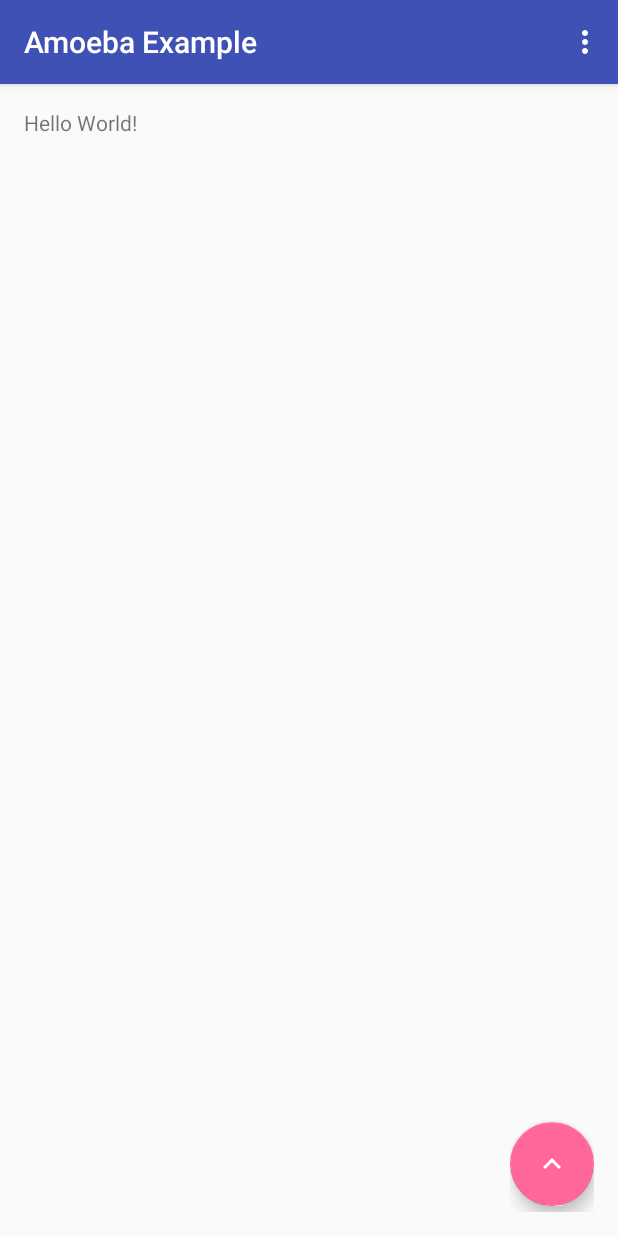
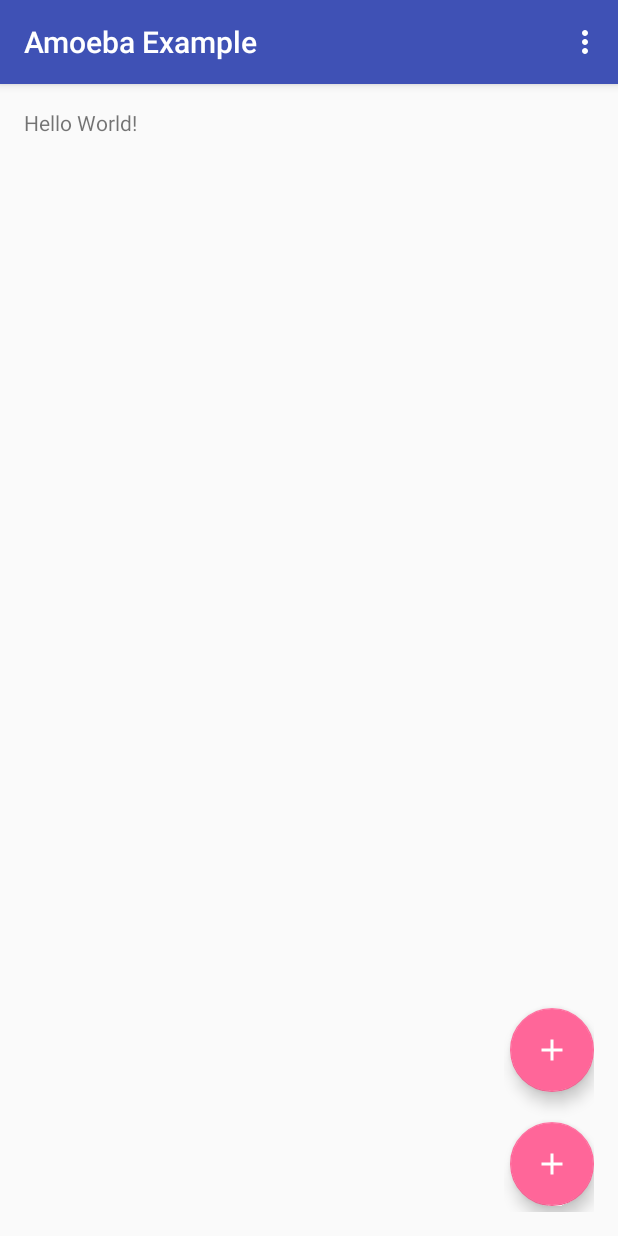
Before and after one commit to SriramBms/Amoeba, an Android app: the screen it shows after launch (MainActivity), on a phone screen of 412 x 824 dp. Run offline under Robolectric (Android 15) with nearby library versions, the phone set to English and light mode, and no system bars.

Commit message:
added measures and layouts

```diff
--- a/amoeba/src/main/java/com/eo5/amoeba/utils/Constants.java
+++ b/amoeba/src/main/java/com/eo5/amoeba/utils/Constants.java
@@ -8,6 +8,7 @@ import com.eo5.amoeba.R;
  */
 public class Constants {
     public static final String TAG = "Amoeba";
+    public static final boolean TEST_MODE = true;
     public final static float DEFAULT_ELEVATION = 2.0f;
     public final static boolean DEFAULT_DOES_PULSE = false;
     public final static int DEFAULT_FISSION_DIRECTION = Fission.UP;
@@ -15,5 +16,5 @@ public class Constants {
     public final static float ROTATION_BEFORE_FISSION = 0f;
     public final static float ROTATION_AFTER_FISSION = 180f;
     public final static int MIN_MARGIN = 16;
-    public final static int DEFAULT_ICON = R.drawable.ic_plus;
+    public final static int DEFAULT_ICON = R.drawable.ic_arrow_down;
 }
--- a/amoeba/src/main/java/com/eo5/amoeba/views/FissionColony.java
+++ b/amoeba/src/main/java/com/eo5/amoeba/views/FissionColony.java
@@ -3,13 +3,13 @@ package com.eo5.amoeba.views;
 
 import android.content.Context;
 import android.content.res.TypedArray;
-import android.graphics.drawable.Drawable;
 import android.support.design.widget.FloatingActionButton;
-import android.support.design.widget.Snackbar;
 import android.util.AttributeSet;
 import android.util.TypedValue;
 import android.view.View;
 import android.view.ViewGroup;
+import android.view.animation.Animation;
+import android.view.animation.AnimationUtils;
 
 import com.eo5.amoeba.R;
 import com.eo5.amoeba.utils.Constants;
@@ -24,11 +24,21 @@ public class FissionColony extends ViewGroup{
     private boolean mDoesPulse;
     private int mButtonColor;
     private int mMainButtonIconRes;
-    private FloatingActionButton mMainButton;
+    private FissionButton mMainButton;
+    private FloatingActionButton mTestButton;
+    private boolean isExpanded=false;
 
     //layout params
     private int mMainButtonY;
     private int mMainButtonX;
+    private int mMainButtonWidth;
+    private int mMainButtonHeight;
+    private int mShadowRadiusDelta;
+    private int mButtonSpacing;
+
+
+    //animation params
+    private Animation mExpandAnim, mCollapseAnim;
 
 
     public FissionColony(Context context){
@@ -47,52 +57,104 @@ public class FissionColony extends ViewGroup{
     }
 
     private void init(AttributeSet attrs){
+        setAnimationParams();
         final TypedArray a = mContext.obtainStyledAttributes(attrs, R.styleable.FissionButton);
         mCanReplicate = a.getBoolean(R.styleable.FissionButton_fb_enable_fission, false);
         mButtonDepth = a.getDimension(R.styleable.FissionButton_fb_elevation, Constants.DEFAULT_ELEVATION);
         mDoesPulse = a.getBoolean(R.styleable.FissionButton_fb_pulse, Constants.DEFAULT_DOES_PULSE);
-        mMainButtonIconRes = a.getInt(R.styleable.FissionButton_fb_icon, Constants.DEFAULT_ICON);
+        mMainButtonIconRes = attrs.getAttributeResourceValue("http://schemas.android.com/apk/res/android", "src", Constants.DEFAULT_ICON);
         a.recycle();
         //create main button
         TypedValue v = new TypedValue();
         mContext.getTheme().resolveAttribute(R.attr.colorAccent, v, true);
         mButtonColor = v.data;
-        mMainButton = new FloatingActionButton(mContext);
+        mMainButton = new FissionButton(mContext);
         //mMainButton.setBackground(getResources().getDrawable(mMainButtonIconRes));
         mMainButton.setImageResource(mMainButtonIconRes);
         mMainButton.setElevation(mButtonDepth);
-        mMainButton.setId(R.id.fission_button_main);
-        mMainButton.setOnClickListener(new OnClickListener() {
+        mMainButton.setId(R.id.fission_button);
+        mMainButton.setAction(new OnClickListener() {
             @Override
             public void onClick(View v) {
-
+                toggle();
             }
         });
+
+
         addView(mMainButton, super.generateDefaultLayoutParams());
+
+        //create test button
+        if(Constants.TEST_MODE) {
+            mTestButton = new FloatingActionButton(mContext);
+            mTestButton.setImageResource(mMainButtonIconRes);
+            mTestButton.setId(R.id.fission_button_test);
+            mTestButton.setElevation(mButtonDepth);
+            mTestButton.setOnClickListener(new OnClickListener() {
+                @Override
+                public void onClick(View v) {
+                    mTestButton.setImageResource(R.drawable.ic_arrow_down);
+                }
+            });
+
+            addView(mTestButton, super.generateDefaultLayoutParams());
+        }else{
+
+        }
+
+
 
 
     }
 
 
+    private void toggle(){
+        isExpanded = !isExpanded;
+        if(isExpanded) {
+            mMainButton.startAnimation(mExpandAnim);
+        }else{
+            mMainButton.startAnimation(mCollapseAnim);
+        }
+    }
 
+
+
+    private void setAnimationParams(){
+        mExpandAnim = AnimationUtils.loadAnimation(getContext(), R.anim.expand_rotator);
+        mCollapseAnim = AnimationUtils.loadAnimation(getContext(), R.anim.collapse_rotator);
+    }
+
+    public void setFissionButtonAnims(Animation expandAnimation, Animation collapseAnimation){
+        mExpandAnim = expandAnimation;
+        mCollapseAnim = collapseAnimation;
+    }
 
     @Override
     protected void onLayout(boolean changed, int l, int t, int r, int b) {
-        mMainButtonY = b - t - mMainButton.getMeasuredHeight()-(int)getResources().getDimension(R.dimen.button_shadow_width);
-        mMainButtonX = r - l - mMainButton.getMeasuredWidth();
-        mMainButton.layout(mMainButtonX, mMainButtonY, mMainButtonX+mMainButton.getMeasuredWidth(), mMainButtonY+mMainButton.getMeasuredHeight());
+        mMainButtonY = b - t - mMainButtonHeight - mShadowRadiusDelta;
+        mMainButtonX = r - l - mMainButtonWidth;
+        mMainButton.layout(mMainButtonX, mMainButtonY, mMainButtonX+mMainButtonWidth, mMainButtonY+mMainButtonHeight);
 
+        if(Constants.TEST_MODE){
+            int mTestButtonY = mMainButtonY - mTestButton.getMeasuredHeight() - mShadowRadiusDelta
+                    - mButtonSpacing;
+            int mTestButtonX = mMainButtonX;
+            mTestButton.layout(mTestButtonX, mTestButtonY, mTestButtonX + mTestButton.getMeasuredWidth(), mTestButtonY + mTestButton.getMeasuredHeight());
+        }
     }
 
     @Override
     protected  void onMeasure(int widthMeasureSpec, int heightMeasureSpec){
         measureChildren(widthMeasureSpec, heightMeasureSpec);
-
-
         View mainButton = getChildAt(0);
-        int height = mainButton.getMeasuredHeight() + (int)getResources().getDimension(R.dimen.button_spacing) + (int)getResources().getDimension(R.dimen.button_shadow_width);
-        int width = mainButton.getMeasuredWidth();
-
+        mMainButtonWidth = mainButton.getMeasuredWidth();
+        mMainButtonHeight = mainButton.getMeasuredHeight();
+        mShadowRadiusDelta = (int)getResources().getDimension(R.dimen.button_shadow_width);
+        mButtonSpacing = (int)getResources().getDimension(R.dimen.button_spacing);
+        int height = mMainButtonHeight + mShadowRadiusDelta + mButtonSpacing;
+        int width = mMainButtonWidth + mShadowRadiusDelta;
+        if(Constants.TEST_MODE){
+            height += mTestButton.getMeasuredHeight() + mButtonSpacing + mShadowRadiusDelta;
+        }
         setMeasuredDimension(width, height);
 
 
--- /dev/null
+++ b/amoeba/src/main/res/anim/collapse_rotator.xml
@@ -0,0 +1,11 @@
+<?xml version="1.0" encoding="utf-8"?>
+<rotate xmlns:android="http://schemas.android.com/apk/res/android"
+    android:fromDegrees="180"
+    android:toDegrees="0"
+    android:pivotX="50%"
+    android:pivotY="50%"
+    android:duration="200"
+    android:fillAfter="true"
+    android:interpolator="@android:anim/overshoot_interpolator" android:tension="0.5">
+
+</rotate>
--- /dev/null
+++ b/amoeba/src/main/res/anim/expand_rotator.xml
@@ -0,0 +1,10 @@
+<?xml version="1.0" encoding="utf-8"?>
+<rotate xmlns:android="http://schemas.android.com/apk/res/android"
+    android:fromDegrees="0"
+    android:toDegrees="180"
+    android:pivotX="50%"
+    android:pivotY="50%"
+    android:duration="200"
+    android:fillAfter="true"
+    android:interpolator="@android:anim/overshoot_interpolator" android:tension="0.5">
+</rotate>
--- a/amoeba/src/main/res/drawable/ic_plus.xml
+++ b/amoeba/src/main/res/drawable/ic_arrow_down.xml
@@ -4,6 +4,6 @@
         android:viewportWidth="24.0"
         android:viewportHeight="24.0">
     <path
-        android:fillColor="#FFffffff"
-        android:pathData="M7.41,15.41L12,10.83l4.59,4.58L18,14l-6,-6 -6,6z"/>
+        android:fillColor="#ffffffff"
+        android:pathData="M7.41,7.84L12,12.42l4.59,-4.58L18,9.25l-6,6 -6,-6z"/>
 </vector>
--- /dev/null
+++ b/amoeba/src/main/res/drawable/ic_arrow_down_big.xml
@@ -0,0 +1,4 @@
+<vector android:height="36dp" android:viewportHeight="24.0"
+    android:viewportWidth="24.0" android:width="36dp" xmlns:android="http://schemas.android.com/apk/res/android">
+    <path android:fillColor="#FF000000" android:pathData="M7.41,7.84L12,12.42l4.59,-4.58L18,9.25l-6,6 -6,-6z"/>
+</vector>
--- a/amoeba/src/main/res/values/attrs.xml
+++ b/amoeba/src/main/res/values/attrs.xml
@@ -4,7 +4,7 @@
         <attr name="fb_elevation" format="dimension" />
         <attr name="fb_pulse" format="boolean"/>
         <attr name="fb_enable_fission" format="boolean"/>
-        <attr name="fb_icon" format="integer"/>
+        <attr name="fb_icon" format="reference"/>
         <attr name="fb_direction" format="integer">
             <enum name="up" value="1"/>
             <enum name="down" value="2"/>
--- a/amoeba/src/main/res/values/dimens.xml
+++ b/amoeba/src/main/res/values/dimens.xml
@@ -1,6 +1,6 @@
 <?xml version="1.0" encoding="utf-8"?>
 <resources>
     <dimen name="default_elevation">2dp</dimen>
-    <dimen name="button_spacing">5dp</dimen>
+    <dimen name="button_spacing">16dp</dimen>
     <dimen name="button_shadow_width">4dp</dimen>
 </resources>
--- a/amoeba/src/main/res/values/id.xml
+++ b/amoeba/src/main/res/values/id.xml
@@ -1,4 +1,5 @@
 <?xml version="1.0" encoding="utf-8"?>
 <resources>
-    <item name="fission_button_main" type="id"/>
+    <item name="fission_button" type="id"/>
+    <item name="fission_button_test" type="id"/>
 </resources>
--- a/app/src/main/java/com/eo5/amoebaexample/MainActivity.java
+++ b/app/src/main/java/com/eo5/amoebaexample/MainActivity.java
@@ -8,6 +8,9 @@ import android.support.v7.widget.Toolbar;
 import android.view.View;
 import android.view.Menu;
 import android.view.MenuItem;
+import android.view.animation.AnimationUtils;
+
+import com.eo5.amoeba.views.FissionColony;
 
 public class MainActivity extends AppCompatActivity {
 
@@ -18,7 +21,7 @@ public class MainActivity extends AppCompatActivity {
         Toolbar toolbar = (Toolbar) findViewById(R.id.toolbar);
         setSupportActionBar(toolbar);
 
-        FloatingActionButton fab = (FloatingActionButton) findViewById(R.id.fission_button_main);
+        FloatingActionButton fab = (FloatingActionButton) findViewById(R.id.fission_button);
         fab.setOnClickListener(new View.OnClickListener() {
             @Override
             public void onClick(View view) {
@@ -28,6 +31,8 @@ public class MainActivity extends AppCompatActivity {
         });
 
         fab.setRippleColor(getResources().getColor(R.color.colorRipple));
+        FissionColony fc = (FissionColony)findViewById(R.id.fab);
+        fc.setFissionButtonAnims(AnimationUtils.loadAnimation(this, R.anim.expand_rotator), AnimationUtils.loadAnimation(this, R.anim.collapse_rotator));
     }
 
     @Override
--- /dev/null
+++ b/app/src/main/res/anim/collapse_rotator.xml
@@ -0,0 +1,11 @@
+<?xml version="1.0" encoding="utf-8"?>
+<rotate xmlns:android="http://schemas.android.com/apk/res/android"
+    android:fromDegrees="45"
+    android:toDegrees="0"
+    android:pivotX="50%"
+    android:pivotY="50%"
+    android:duration="200"
+    android:fillAfter="true"
+    android:interpolator="@android:anim/overshoot_interpolator" android:tension="0.5">
+
+</rotate>
--- /dev/null
+++ b/app/src/main/res/anim/expand_rotator.xml
@@ -0,0 +1,10 @@
+<?xml version="1.0" encoding="utf-8"?>
+<rotate xmlns:android="http://schemas.android.com/apk/res/android"
+    android:fromDegrees="0"
+    android:toDegrees="45"
+    android:pivotX="50%"
+    android:pivotY="50%"
+    android:duration="200"
+    android:fillAfter="true"
+    android:interpolator="@android:anim/overshoot_interpolator" android:tension="0.5">
+</rotate>
--- a/app/src/main/res/drawable/ic_add.xml
+++ b/app/src/main/res/drawable/ic_add.xml
@@ -1,8 +1,8 @@
 <vector xmlns:android="http://schemas.android.com/apk/res/android"
-        android:width="48dp"
-        android:height="48dp"
-        android:viewportWidth="48.0"
-        android:viewportHeight="48.0">
+        android:width="24dp"
+        android:height="24dp"
+        android:viewportWidth="24.0"
+        android:viewportHeight="24.0">
     <path
         android:fillColor="#FFFFFFFF"
         android:pathData="M19,13h-6v6h-2v-6H5v-2h6V5h2v6h6v2z"/>
```
Also changed, not shown: amoeba/src/main/java/com/eo5/amoeba/utils/AnimUtils.java (added, +11 -0 lines), amoeba/src/main/java/com/eo5/amoeba/views/FissionButton.java (+7 -86 lines).
